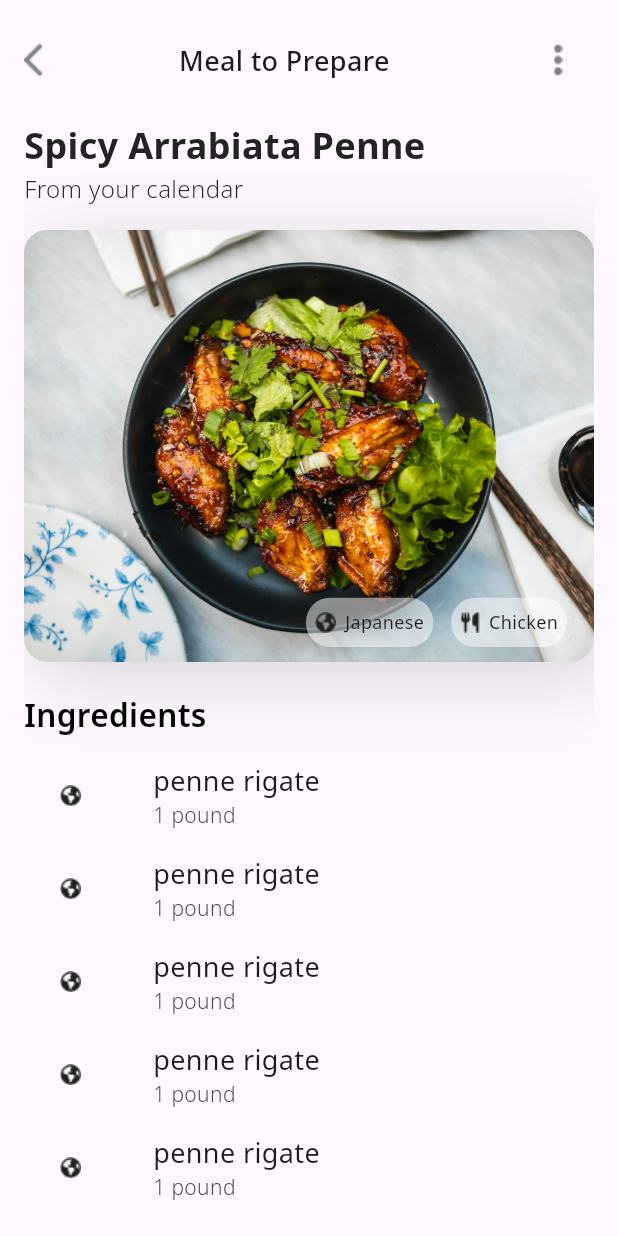
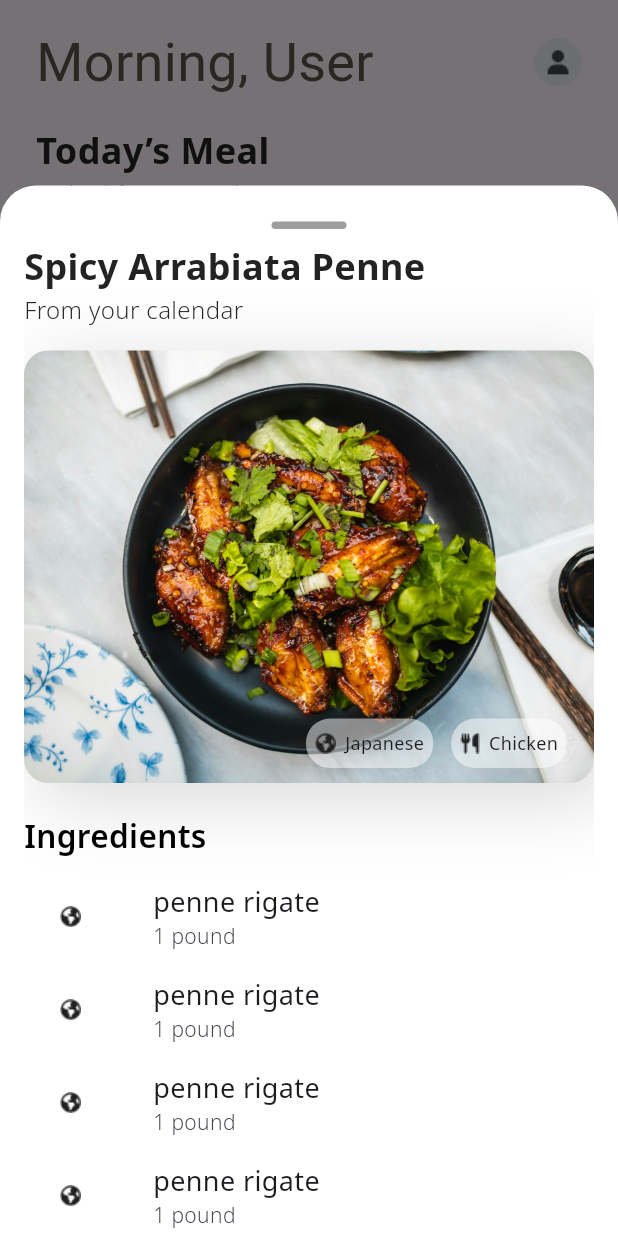
Before and after one commit to ahmedabdeen74/Meal-Planner-App, a Flutter app: the screen it shows after launch, after a tap on "Vegetarian", on a phone screen of 412 x 824 dp. Run offline on Flutter 3.47's test engine with Material 3 defaults, Android fonts, the phone set to English and light mode, and no system bars; our stand-ins replace card_swiper, go_router; Roboto replaces fonts that are missing (Hurricane).

Commit message:
mealdetailsbottomsheet

```diff
--- a/lib/core/utility/assets.dart
+++ b/lib/core/utility/assets.dart
@@ -18,6 +18,4 @@ abstract class AssetsData {
   static const splash = 'assets/images/splash.jpg';
   static const user = 'assets/images/user.png';
   static const video = 'assets/images/video.png';
-
-
 }
--- /dev/null
+++ b/lib/core/utility/widgets/mealdetailsbottomsheet.dart
@@ -0,0 +1,144 @@
+import 'package:flutter/material.dart';
+import 'package:meal_planner/core/utility/styles.dart';
+import 'package:meal_planner/features/home/presentation/views/widgets/list_view_ingrediant.dart';
+import 'package:meal_planner/features/home/presentation/views/widgets/meal_details_app_bar.dart';
+import 'package:meal_planner/features/home/presentation/views/widgets/meal_details_card.dart';
+import 'package:meal_planner/features/home/presentation/views/widgets/video_instraction.dart';
+
+class MealDetailsBottomSheet extends StatefulWidget {
+  const MealDetailsBottomSheet({super.key});
+
+  @override
+  State<MealDetailsBottomSheet> createState() => _MealDetailsBottomSheetState();
+}
+
+class _MealDetailsBottomSheetState extends State<MealDetailsBottomSheet> {
+  final DraggableScrollableController _draggableController =
+      DraggableScrollableController();
+
+  bool showAppBar = false;
+
+  @override
+  void initState() {
+    super.initState();
+    _draggableController.addListener(() {
+      final extent = _draggableController.size;
+      setState(() {
+        showAppBar = extent > 0.6;
+      });
+    });
+  }
+
+  @override
+  Widget build(BuildContext context) {
+    return DraggableScrollableSheet(
+      controller: _draggableController,
+      expand: false,
+      initialChildSize: 0.85,
+      minChildSize: 0.5,
+      maxChildSize: 0.96,
+      builder: (context, scrollController) {
+        return Container(
+          decoration: const BoxDecoration(
+            color: Colors.white,
+            borderRadius: BorderRadius.vertical(top: Radius.circular(24)),
+          ),
+          padding: const EdgeInsets.only(left: 16, right: 16, top: 16),
+          child: Column(
+            children: [
+              Center(
+                child: Padding(
+                  padding: EdgeInsets.only(top: 8, bottom: 8),
+                  child: Container(
+                    width: 50,
+                    height: 5,
+                    decoration: BoxDecoration(
+                      color: Colors.grey,
+                      borderRadius: BorderRadius.all(Radius.circular(12)),
+                    ),
+                  ),
+                ),
+              ),
+              if (showAppBar) const MealDetailsAppBar(),
+              Expanded(
+                child: CustomScrollView(
+                  controller: scrollController,
+                  slivers: [
+                    if (showAppBar)
+                      //    const SliverToBoxAdapter(child: MealDetailsAppBar()),
+                      const SliverToBoxAdapter(child: SizedBox(height: 16)),
+                    const SliverToBoxAdapter(child: MealDetailsCard()),
+                    const SliverToBoxAdapter(child: SizedBox(height: 8)),
+                    const ListViewIngrediant(),
+                    const SliverToBoxAdapter(child: SizedBox(height: 16)),
+                    const SliverToBoxAdapter(
+                      child: Padding(
+                        padding: EdgeInsets.only(left: 12),
+                        child: Text(
+                          "Recipe Video",
+                          style: Styles.textStyleSemibold21,
+                        ),
+                      ),
+                    ),
+                    const SliverToBoxAdapter(child: SizedBox(height: 8)),
+                    const SliverToBoxAdapter(child: VideoInstraction()),
+                    const SliverToBoxAdapter(child: SizedBox(height: 24)),
+                  ],
+                ),
+              ),
+            ],
+          ),
+        );
+      },
+    );
+  }
+}
+
+
+/*
+class MealDetailsBottomSheet extends StatelessWidget {
+  const MealDetailsBottomSheet({super.key});
+
+  @override
+  Widget build(BuildContext context) {
+    return DraggableScrollableSheet(
+      expand: false,
+      initialChildSize: 0.85,
+      minChildSize: 0.5,
+      maxChildSize: 1.0,
+      builder: (context, scrollController) {
+        return Container(
+          decoration: const BoxDecoration(
+            color: Colors.white,
+            borderRadius: BorderRadius.vertical(top: Radius.circular(24)),
+          ),
+          padding: const EdgeInsets.only(left: 16, right: 16, top: 16),
+          child: CustomScrollView(
+            controller: scrollController,
+            slivers: const [
+              SliverToBoxAdapter(child: MealDetailsAppBar()),
+              SliverToBoxAdapter(child: SizedBox(height: 16)),
+              SliverToBoxAdapter(child: MealDetailsCard()),
+              SliverToBoxAdapter(child: SizedBox(height: 8)),
+              ListViewIngrediant(),
+              SliverToBoxAdapter(child: SizedBox(height: 16)),
+              SliverToBoxAdapter(
+                child: Padding(
+                  padding: EdgeInsets.only(left: 12),
+                  child: Text(
+                    "Recipe Video",
+                    style: Styles.textStyleSemibold21,
+                  ),
+                ),
+              ),
+              SliverToBoxAdapter(child: SizedBox(height: 8)),
+              SliverToBoxAdapter(child: VideoInstraction()),
+              SliverToBoxAdapter(child: SizedBox(height: 24)),
+            ],
+          ),
+        );
+      },
+    );
+  }
+}
+*/
--- a/lib/features/home/presentation/views/widgets/meal_card.dart
+++ b/lib/features/home/presentation/views/widgets/meal_card.dart
@@ -1,8 +1,7 @@
 import 'package:flutter/material.dart';
-import 'package:go_router/go_router.dart';
-import 'package:meal_planner/core/utility/app_router.dart';
 import 'package:meal_planner/core/utility/assets.dart';
 import 'package:meal_planner/core/utility/styles.dart';
+import 'package:meal_planner/core/utility/widgets/mealdetailsbottomsheet.dart';
 
 class MealCard extends StatelessWidget {
   const MealCard({
@@ -26,8 +25,14 @@ class MealCard extends StatelessWidget {
         children: [
           GestureDetector(
             onTap: () {
-              GoRouter.of(context).push(AppRouter.kMealDetails);
+              showModalBottomSheet(
+                context: context,
+                isScrollControlled: true,
+                backgroundColor: Colors.transparent,
+                builder: (context) => const MealDetailsBottomSheet(),
+              );
             },
+
             child: Stack(
               children: [
                 Container(
--- a/lib/features/home/presentation/views/widgets/video_instraction.dart
+++ b/lib/features/home/presentation/views/widgets/video_instraction.dart
@@ -34,10 +34,14 @@ class VideoInstraction extends StatelessWidget {
               right: 150,
               left: 150,
               top: 50,
-              child: Row(children: [GestureDetector(
-                onTap: () {
-                },
-                child: Image.asset(AssetsData.video))]),
+              child: Row(
+                children: [
+                  GestureDetector(
+                    onTap: () {},
+                    child: Image.asset(AssetsData.email),
+                  ),
+                ],
+              ),
             ),
           ],
         ),
--- a/pubspec.yaml
+++ b/pubspec.yaml
@@ -60,6 +60,11 @@ dev_dependencies:
 # For information on the generic Dart part of this file, see the
 # following page: https://dart.dev/tools/pub/pubspec
 # The following section is specific to Flutter packages.
+flutter_assets:
+  assets_path: assets/images
+  output_path: lib\core\utility
+  filename: assets_generator.dart
+  field_prefix:
 flutter:
 
   # The following line ensures that the Material Icons font is
```
Also changed, not shown: lib/core/utility/assets_generator.dart (added, +80 -0 lines).
